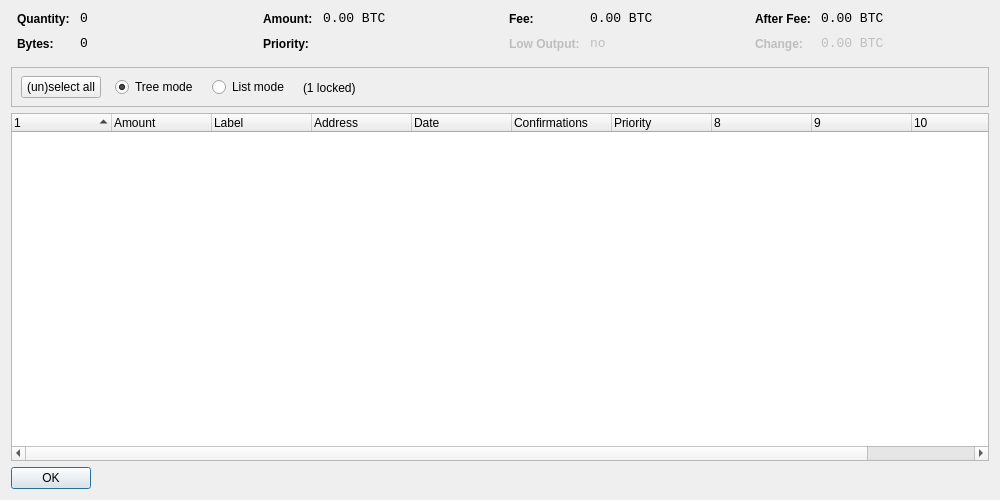
First picture: the form in src/qt/forms/coincontroldialog.ui, repository firoorg/firo, before the edit.
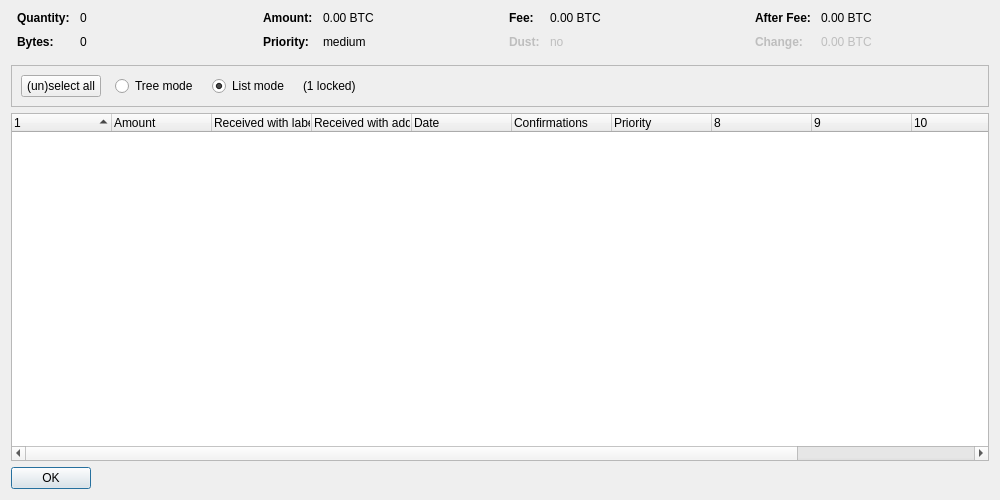
Second picture: the form after the edit. Custom widgets are drawn as their Qt base class.

```diff
--- a/src/qt/forms/coincontroldialog.ui
+++ b/src/qt/forms/coincontroldialog.ui
@@ -38,8 +38,11 @@
        </property>
        <item row="0" column="0">
         <widget class="QLabel" name="labelCoinControlQuantityText">
-         <property name="styleSheet">
-          <string notr="true">font-weight:bold;</string>
+         <property name="font">
+          <font>
+           <weight>75</weight>
+           <bold>true</bold>
+          </font>
          </property>
          <property name="text">
           <string>Quantity:</string>
@@ -48,12 +51,6 @@
        </item>
        <item row="0" column="1">
         <widget class="QLabel" name="labelCoinControlQuantity">
-         <property name="font">
-          <font>
-           <family>Monospace</family>
-           <pointsize>10</pointsize>
-          </font>
-         </property>
          <property name="cursor">
           <cursorShape>IBeamCursor</cursorShape>
          </property>
@@ -70,8 +67,11 @@
        </item>
        <item row="1" column="0">
         <widget class="QLabel" name="labelCoinControlBytesText">
-         <property name="styleSheet">
-          <string notr="true">font-weight:bold;</string>
+         <property name="font">
+          <font>
+           <weight>75</weight>
+           <bold>true</bold>
+          </font>
          </property>
          <property name="text">
           <string>Bytes:</string>
@@ -80,12 +80,6 @@
        </item>
        <item row="1" column="1">
         <widget class="QLabel" name="labelCoinControlBytes">
-         <property name="font">
-          <font>
-           <family>Monospace</family>
-           <pointsize>10</pointsize>
-          </font>
-         </property>
          <property name="cursor">
           <cursorShape>IBeamCursor</cursorShape>
          </property>
@@ -118,8 +112,11 @@
        </property>
        <item row="0" column="0">
         <widget class="QLabel" name="labelCoinControlAmountText">
-         <property name="styleSheet">
-          <string notr="true">font-weight:bold;</string>
+         <property name="font">
+          <font>
+           <weight>75</weight>
+           <bold>true</bold>
+          </font>
          </property>
          <property name="text">
           <string>Amount:</string>
@@ -128,12 +125,6 @@
        </item>
        <item row="0" column="1">
         <widget class="QLabel" name="labelCoinControlAmount">
-         <property name="font">
-          <font>
-           <family>Monospace</family>
-           <pointsize>10</pointsize>
-          </font>
-         </property>
          <property name="cursor">
           <cursorShape>IBeamCursor</cursorShape>
          </property>
@@ -150,8 +141,11 @@
        </item>
        <item row="1" column="0">
         <widget class="QLabel" name="labelCoinControlPriorityText">
-         <property name="styleSheet">
-          <string notr="true">font-weight:bold;</string>
+         <property name="font">
+          <font>
+           <weight>75</weight>
+           <bold>true</bold>
+          </font>
          </property>
          <property name="text">
           <string>Priority:</string>
@@ -160,12 +154,6 @@
        </item>
        <item row="1" column="1">
         <widget class="QLabel" name="labelCoinControlPriority">
-         <property name="font">
-          <font>
-           <family>Monospace</family>
-           <pointsize>10</pointsize>
-          </font>
-         </property>
          <property name="cursor">
           <cursorShape>IBeamCursor</cursorShape>
          </property>
@@ -173,7 +161,7 @@
           <enum>Qt::ActionsContextMenu</enum>
          </property>
          <property name="text">
-          <string/>
+          <string notr="true">medium</string>
          </property>
          <property name="textInteractionFlags">
           <set>Qt::LinksAccessibleByMouse|Qt::TextSelectableByKeyboard|Qt::TextSelectableByMouse</set>
@@ -198,8 +186,11 @@
        </property>
        <item row="0" column="0">
         <widget class="QLabel" name="labelCoinControlFeeText">
-         <property name="styleSheet">
-          <string notr="true">font-weight:bold;</string>
+         <property name="font">
+          <font>
+           <weight>75</weight>
+           <bold>true</bold>
+          </font>
          </property>
          <property name="text">
           <string>Fee:</string>
@@ -208,12 +199,6 @@
        </item>
        <item row="0" column="1">
         <widget class="QLabel" name="labelCoinControlFee">
-         <property name="font">
-          <font>
-           <family>Monospace</family>
-           <pointsize>10</pointsize>
-          </font>
-         </property>
          <property name="cursor">
           <cursorShape>IBeamCursor</cursorShape>
          </property>
@@ -233,11 +218,14 @@
          <property name="enabled">
           <bool>false</bool>
          </property>
-         <property name="styleSheet">
-          <string notr="true">font-weight:bold;</string>
+         <property name="font">
+          <font>
+           <weight>75</weight>
+           <bold>true</bold>
+          </font>
          </property>
          <property name="text">
-          <string>Low Output:</string>
+          <string>Dust:</string>
          </property>
         </widget>
        </item>
@@ -246,12 +234,6 @@
          <property name="enabled">
           <bool>false</bool>
          </property>
-         <property name="font">
-          <font>
-           <family>Monospace</family>
-           <pointsize>10</pointsize>
-          </font>
-         </property>
          <property name="cursor">
           <cursorShape>IBeamCursor</cursorShape>
          </property>
@@ -284,8 +266,11 @@
        </property>
        <item row="0" column="0">
         <widget class="QLabel" name="labelCoinControlAfterFeeText">
-         <property name="styleSheet">
-          <string notr="true">font-weight:bold;</string>
+         <property name="font">
+          <font>
+           <weight>75</weight>
+           <bold>true</bold>
+          </font>
          </property>
          <property name="text">
           <string>After Fee:</string>
@@ -294,12 +279,6 @@
        </item>
        <item row="0" column="1">
         <widget class="QLabel" name="labelCoinControlAfterFee">
-         <property name="font">
-          <font>
-           <family>Monospace</family>
-           <pointsize>10</pointsize>
-          </font>
-         </property>
          <property name="cursor">
           <cursorShape>IBeamCursor</cursorShape>
          </property>
@@ -319,8 +298,11 @@
          <property name="enabled">
           <bool>false</bool>
          </property>
-         <property name="styleSheet">
-          <string notr="true">font-weight:bold;</string>
+         <property name="font">
+          <font>
+           <weight>75</weight>
+           <bold>true</bold>
+          </font>
          </property>
          <property name="text">
           <string>Change:</string>
@@ -332,12 +314,6 @@
          <property name="enabled">
           <bool>false</bool>
          </property>
-         <property name="font">
-          <font>
-           <family>Monospace</family>
-           <pointsize>10</pointsize>
-          </font>
-         </property>
          <property name="cursor">
           <cursorShape>IBeamCursor</cursorShape>
          </property>
@@ -370,15 +346,8 @@
      <property name="frameShadow">
       <enum>QFrame::Sunken</enum>
      </property>
-     <widget class="QWidget" name="horizontalLayoutWidget">
-      <property name="geometry">
-       <rect>
-        <x>10</x>
-        <y>0</y>
-        <width>781</width>
-        <height>41</height>
-       </rect>
-      </property>
+     <layout class="QHBoxLayout" name="horizontalLayout">
+      <item>
       <layout class="QHBoxLayout" name="horizontalLayoutPanel" stretch="0,0,0,0,0">
        <property name="spacing">
         <number>14</number>
@@ -394,6 +363,9 @@
          <property name="text">
           <string>(un)select all</string>
          </property>
+          <property name="autoDefault">
+           <bool>false</bool>
+          </property>
         </widget>
        </item>
        <item>
@@ -407,9 +379,6 @@
          <property name="text">
           <string>Tree mode</string>
          </property>
-         <property name="checked">
-          <bool>true</bool>
-         </property>
         </widget>
        </item>
        <item>
@@ -423,6 +392,9 @@
          <property name="text">
           <string>List mode</string>
          </property>
+          <property name="checked">
+           <bool>true</bool>
+          </property>
         </widget>
        </item>
        <item>
@@ -446,7 +418,8 @@
         </spacer>
        </item>
       </layout>
-     </widget>
+      </item>
+     </layout>
     </widget>
    </item>
    <item>
@@ -458,7 +431,7 @@
       <bool>false</bool>
      </property>
      <property name="columnCount">
-      <number>11</number>
+      <number>12</number>
      </property>
      <attribute name="headerShowSortIndicator" stdset="0">
       <bool>true</bool>
@@ -478,12 +451,12 @@
      </column>
      <column>
       <property name="text">
-       <string notr="true">Label</string>
+       <string>Received with label</string>
       </property>
      </column>
      <column>
       <property name="text">
-       <string>Address</string>
+       <string>Received with address</string>
       </property>
      </column>
      <column>
@@ -524,6 +497,11 @@
        <string/>
       </property>
      </column>
+     <column>
+      <property name="text">
+       <string/>
+      </property>
+     </column>
     </widget>
    </item>
    <item>
```
Left out of the diff: 6 changed lines with no effect on the pictures. Lines whose indentation alone changed are shown as unchanged.
